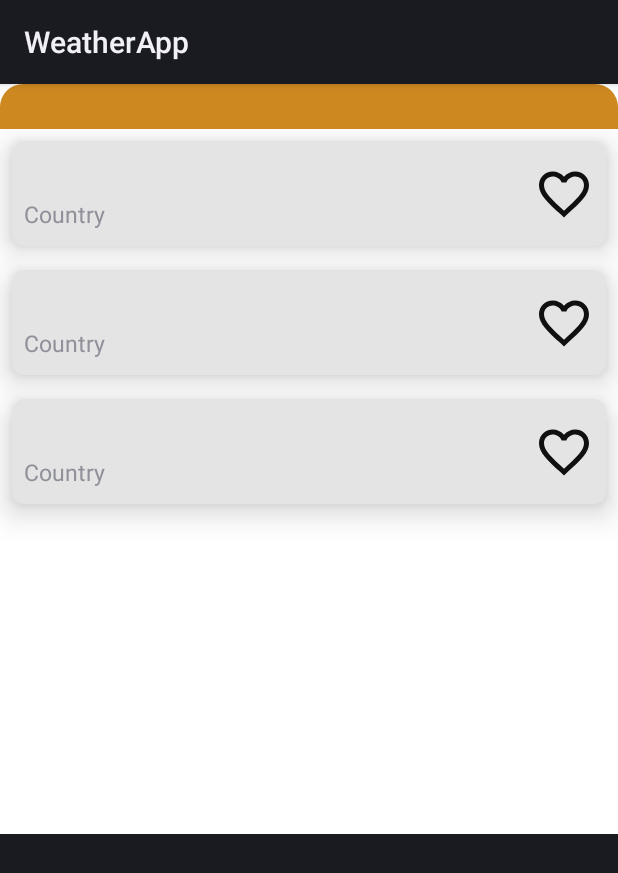
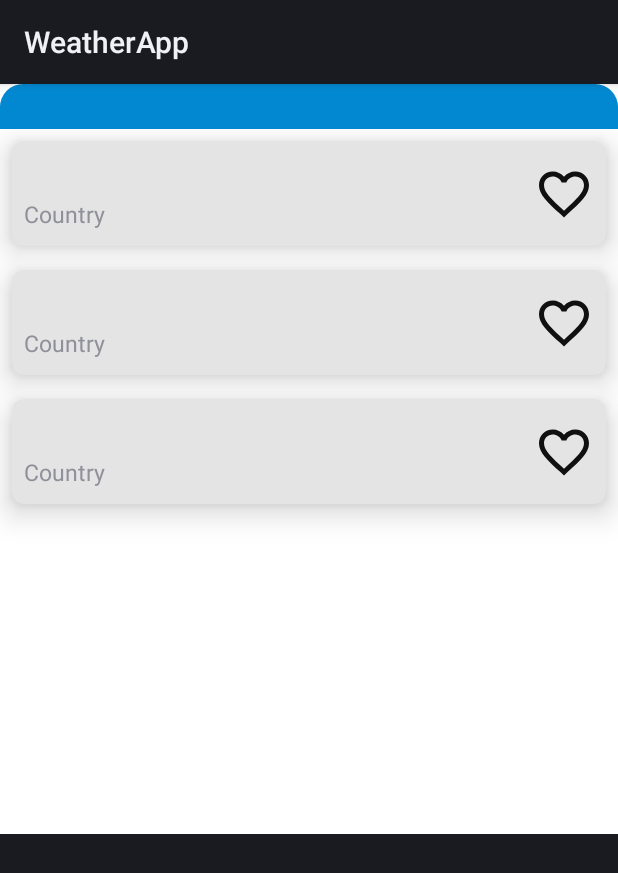
Before and after one commit to levkaantonov/WeatherApp, an Android app: the layout favorites_bottom_sheet.xml on its own in the app's theme, with its tools: preview values and no code run, on a phone screen of 412 x 824 dp. Shown: the top 873 px of the screen. Run offline under Robolectric (Android 15) with nearby library versions, the phone set to English and light mode, and no system bars.

Commit message:
interface color changed to blue

```diff
--- a/app/src/main/res/drawable/bottom_sheet_background.xml
+++ b/app/src/main/res/drawable/bottom_sheet_background.xml
@@ -10,5 +10,5 @@
         android:left="0dip"
         android:right="0dip"
         android:top="0dip" />
-    <solid android:color="@color/orangeVariant" />
+    <solid android:color="@color/blueVariant" />
 </shape>
--- a/app/src/main/res/drawable/splash_screen.xml
+++ b/app/src/main/res/drawable/splash_screen.xml
@@ -2,11 +2,13 @@
 <layer-list xmlns:android="http://schemas.android.com/apk/res/android"
     android:opacity="opaque">
     <item>
-        <color android:color="@color/orangeVariant" />
+        <shape android:shape="rectangle">
+            <solid android:color="@color/blueVariant"/>
+        </shape>
     </item>
     <item
         android:width="100dp"
         android:height="100dp"
         android:drawable="@drawable/ic_splash"
-        android:gravity="center_horizontal|center_vertical" />
+        android:gravity="center" />
 </layer-list>
--- a/app/src/main/res/layout/toolbar.xml
+++ b/app/src/main/res/layout/toolbar.xml
@@ -7,7 +7,7 @@
     <androidx.appcompat.widget.Toolbar
         android:layout_width="match_parent"
         android:layout_height="?attr/actionBarSize"
-        android:background="@color/orange"
+        android:background="@color/blue"
         android:minHeight="?attr/actionBarSize"
         android:theme="?attr/actionBarTheme"
         app:layout_constraintEnd_toEndOf="parent"
--- a/app/src/main/res/values/colors.xml
+++ b/app/src/main/res/values/colors.xml
@@ -7,7 +7,7 @@
     <color name="teal_700">#FF018786</color>
     <color name="black">#FF000000</color>
     <color name="white">#FFFFFFFF</color>
-    <color name="orange">#C88C32</color>
-    <color name="orangeVariant">#CD8820</color>
+    <color name="blue">#1976D2</color>
+    <color name="blueVariant">#0288D1</color>
     <color name="card_background_color">#E4E4E4</color>
 </resources>
--- a/app/src/main/res/values/themes.xml
+++ b/app/src/main/res/values/themes.xml
@@ -2,7 +2,7 @@
     <!-- Base application theme. -->
     <style name="WeatherAppTheme" parent="Theme.MaterialComponents.DayNight">
         <!-- Primary brand color. -->
-        <item name="colorPrimary">@color/orange</item>
+        <item name="colorPrimary">@color/blue</item>
         <item name="colorPrimaryVariant">@color/purple_700</item>
         <item name="colorOnPrimary">@color/white</item>
         <!-- Secondary brand color. -->
```
Also changed, not shown: app/src/main/java/levkaantonov/com/study/weatherapp/screens/fragments/search_fragment/SearchFragment.kt (+12 -4 lines).
